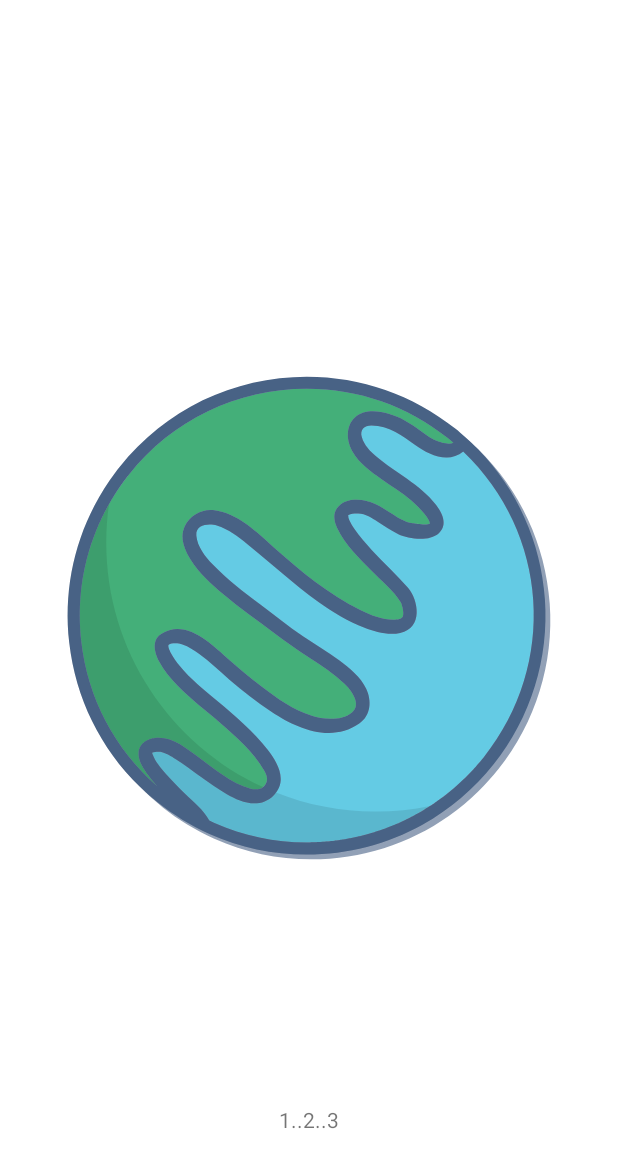
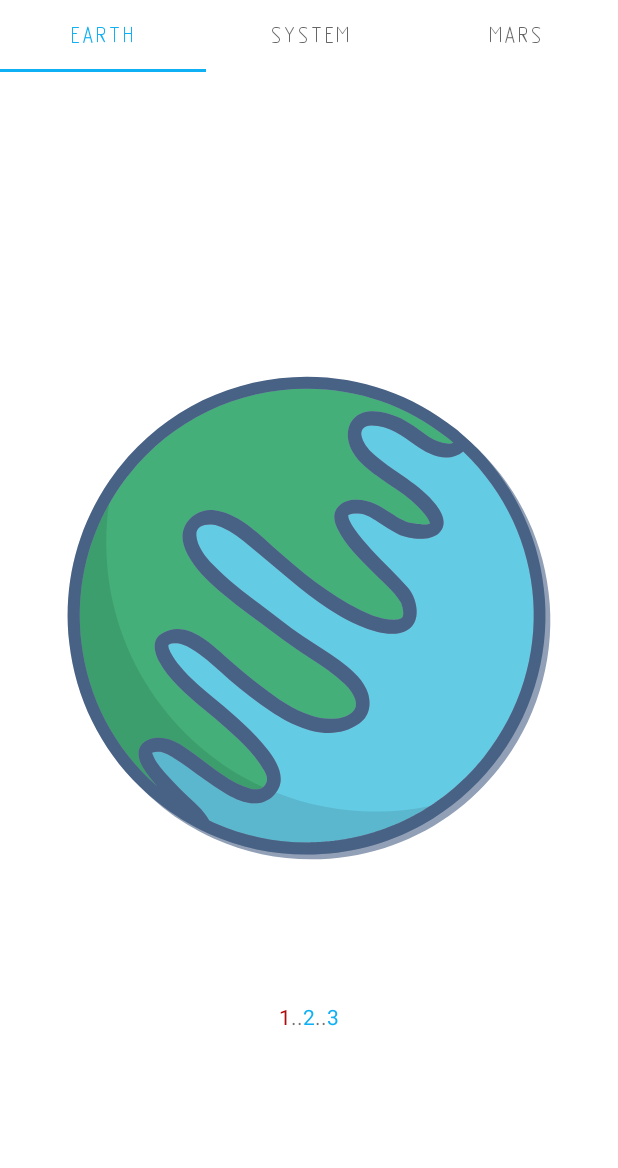
Before and after one commit to Aleksandr091/MaterialDesign, an Android app: the screen it shows after launch (MainActivity), on a phone screen of 412 x 824 dp. Shown: the top 1168 px of the screen. Run offline under Robolectric (Android 15) with nearby library versions, the phone set to English and light mode, and no system bars; Roboto replaces fonts that are not available here.

Commit message:
Дз 3-го урока,связал ViewPager и tabLayout

```diff
--- a/app/src/main/java/ru/chistov/materialdesign/view/navigation/viewpager/ApiFragment.kt
+++ b/app/src/main/java/ru/chistov/materialdesign/view/navigation/viewpager/ApiFragment.kt
@@ -6,6 +6,8 @@ import android.view.LayoutInflater
 import android.view.View
 import android.view.ViewGroup
 import androidx.viewpager.widget.ViewPager
+import com.google.android.material.tabs.TabLayout
+import com.google.android.material.tabs.TabLayoutMediator
 import ru.chistov.materialdesign.R
 import ru.chistov.materialdesign.databinding.FragmentApiBinding
 import ru.chistov.materialdesign.databinding.FragmentPicturesOfTheDayBinding
@@ -28,7 +30,16 @@ class ApiFragment : Fragment() {
     override fun onViewCreated(view: View, savedInstanceState: Bundle?) {
         super.onViewCreated(view, savedInstanceState)
         binding.viewPager.adapter = ViewPagerAdapter(this)
-        binding.tabLayout.setupWithViewPager(binding.viewPager)
+        TabLayoutMediator(binding.tabLayout,binding.viewPager,object :TabLayoutMediator.TabConfigurationStrategy{
+            override fun onConfigureTab(tab: TabLayout.Tab, position: Int) {
+                //TDDO HW настраиваем tab
+                tab.text = when(position){
+                    0-> "Earth"
+                    1-> "System"
+                    else -> "Mars"
+                }
+            }
+        } ).attach()
 
     }
 
--- a/app/src/main/res/layout/fragment_api.xml
+++ b/app/src/main/res/layout/fragment_api.xml
@@ -9,46 +9,9 @@
         android:layout_width="match_parent"
         android:layout_height="wrap_content"
         app:layout_constraintBottom_toBottomOf="parent"
-        app:layout_constraintEnd_toEndOf="parent"
-        app:layout_constraintHorizontal_bias="0.0"
-        app:layout_constraintStart_toStartOf="parent"
         app:layout_constraintTop_toTopOf="parent" />
 
-    <LinearLayout
-        android:layout_width="match_parent"
-        android:layout_height="wrap_content"
-        android:gravity="center"
-        app:layout_constraintBottom_toBottomOf="parent"
-        app:layout_constraintTop_toBottomOf="@+id/viewPager">
 
-        <TextView
-            android:id="@+id/text1"
-            android:layout_width="wrap_content"
-            android:layout_height="wrap_content"
-            android:text="1" />
-
-        <TextView
-            android:layout_width="wrap_content"
-            android:layout_height="wrap_content"
-            android:text=".." />
-
-        <TextView
-            android:id="@+id/text2"
-            android:layout_width="wrap_content"
-            android:layout_height="wrap_content"
-            android:text="2" />
-
-        <TextView
-            android:layout_width="wrap_content"
-            android:layout_height="wrap_content"
-            android:text=".." />
-
-        <TextView
-            android:id="@+id/text3"
-            android:layout_width="wrap_content"
-            android:layout_height="wrap_content"
-            android:text="3" />
-    </LinearLayout>
 
     <com.google.android.material.tabs.TabLayout
         android:id="@+id/tabLayout"
@@ -56,9 +19,4 @@
         android:layout_height="wrap_content"
         app:layout_constraintTop_toTopOf="parent" />
 
-
-
-
-
-
 </androidx.constraintlayout.widget.ConstraintLayout>
--- a/app/src/main/res/layout/fragment_earth.xml
+++ b/app/src/main/res/layout/fragment_earth.xml
@@ -13,7 +13,41 @@
         app:layout_constraintBottom_toBottomOf="parent"
         app:layout_constraintTop_toTopOf="parent" />
 
+    <LinearLayout
+        android:layout_width="match_parent"
+        android:layout_height="wrap_content"
+        android:gravity="center"
+        app:layout_constraintBottom_toBottomOf="parent"
+        app:layout_constraintTop_toBottomOf="@+id/appCompatImageView">
 
+        <TextView
+            android:layout_width="wrap_content"
+            android:layout_height="wrap_content"
+            android:text="1"
+            android:textColor="@color/red" />
+
+        <TextView
+            android:layout_width="wrap_content"
+            android:layout_height="wrap_content"
+            android:text=".." />
+
+        <TextView
+            android:layout_width="wrap_content"
+            android:layout_height="wrap_content"
+            android:text="2"
+            android:textColor="@color/blue" />
+
+        <TextView
+            android:layout_width="wrap_content"
+            android:layout_height="wrap_content"
+            android:text=".." />
+
+        <TextView
+            android:layout_width="wrap_content"
+            android:layout_height="wrap_content"
+            android:text="3"
+            android:textColor="@color/blue" />
+    </LinearLayout>
 
 
 </androidx.constraintlayout.widget.ConstraintLayout>
```
Also changed, not shown: app/src/main/java/ru/chistov/materialdesign/view/navigation/viewpager/ViewPagerAdapter.kt (+1 -7 lines), app/src/main/res/layout/fragment_mars.xml (+34 -0 lines), app/src/main/res/layout/fragment_system.xml (+34 -0 lines).
